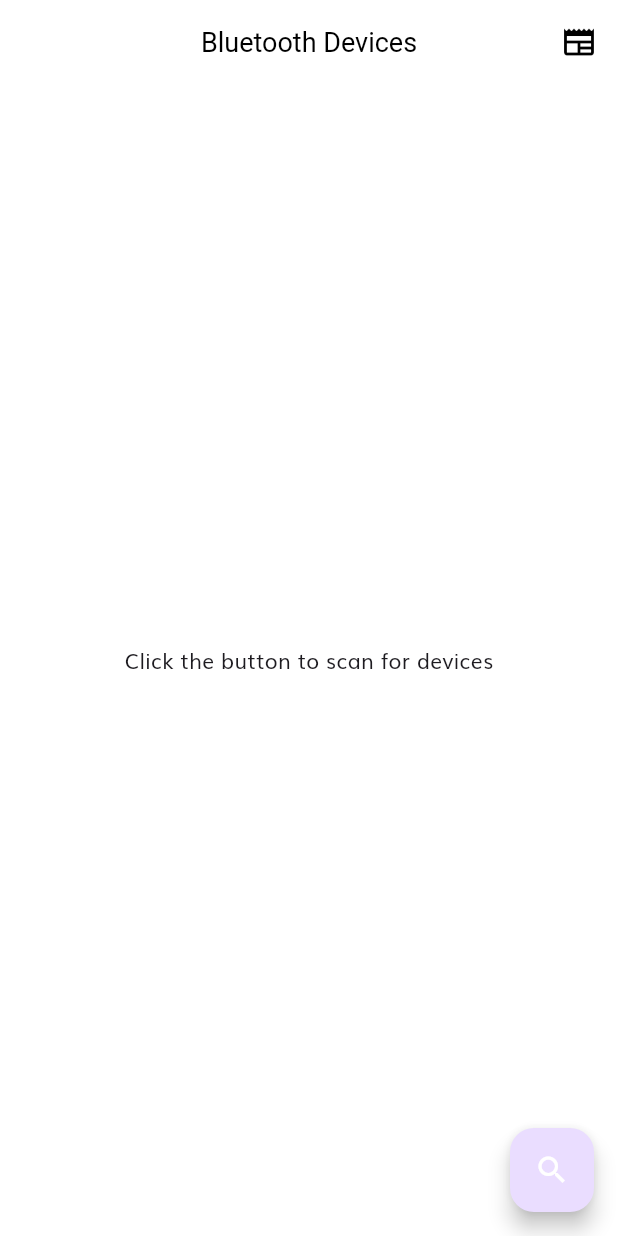
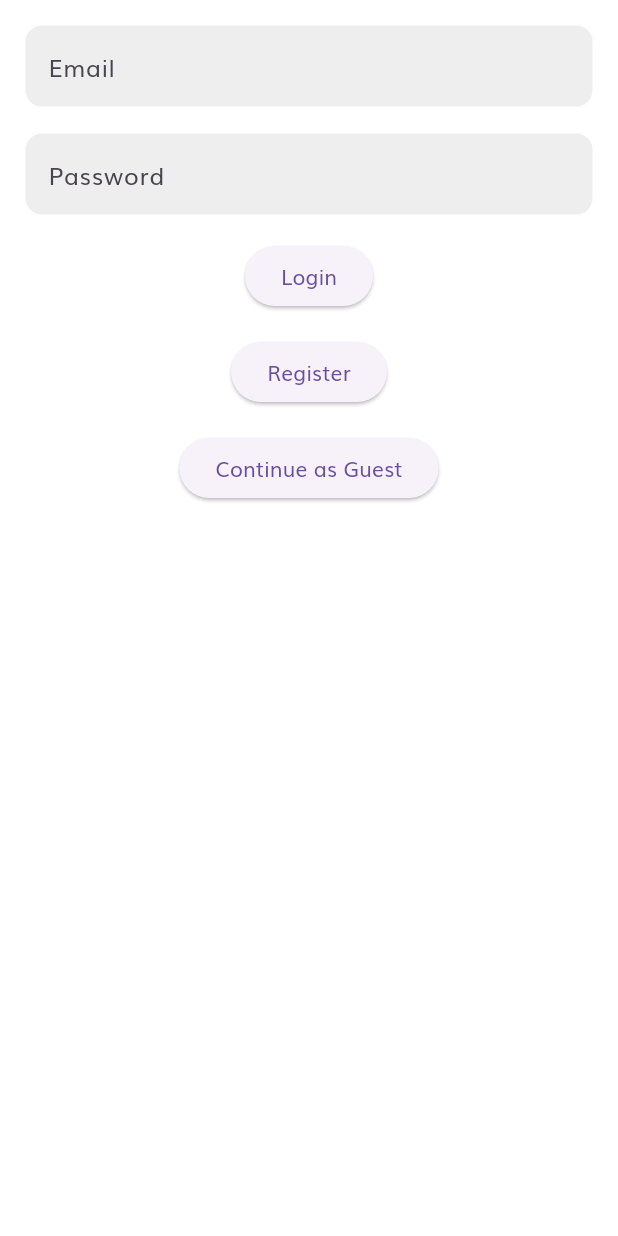
Before and after one commit to 44r0nqtp2t43vr/my_playground, a Flutter app: the screen it shows after launch, on a phone screen of 412 x 824 dp. Run offline on Flutter 3.47's test engine with Material 3 defaults, Android fonts, the phone set to English and light mode, and no system bars; our stand-ins replace cached_network_image, dio, equatable, firebase_auth, firebase_core, floor and 9 more; accounts and stored records are empty; generated files the repository leaves out were written again.

Commit message:
added firebase auth, login and register

```diff
--- a/lib/config/routes/routes.dart
+++ b/lib/config/routes/routes.dart
@@ -2,6 +2,8 @@ import 'package:flutter/material.dart';
 import 'package:flutter_blue/flutter_blue.dart';
 import 'package:my_playground/features/bluetooth_connect/presentation/pages/view_devices/view_devices.dart';
 import 'package:my_playground/features/bluetooth_connect/presentation/pages/view_services.dart/view_services.dart';
+import 'package:my_playground/features/user/presentation/pages/login/login_screen.dart';
+import 'package:my_playground/features/user/presentation/pages/register/register_screen.dart';
 
 import '../../features/daily_news/domain/entities/article.dart';
 import '../../features/daily_news/presentation/pages/article_detail/article_detail.dart';
@@ -12,7 +14,13 @@ class AppRoutes {
   static Route onGenerateRoutes(RouteSettings settings) {
     switch (settings.name) {
       case '/':
-        return _materialRoute(const ViewDevices());
+        return _materialRoute(const LoginScreen());
+
+      case '/Login':
+        return _materialRoute(const LoginScreen());
+
+      case '/Register':
+        return _materialRoute(const RegisterScreen());
 
       case '/ViewDevices':
         return _materialRoute(const ViewDevices());
@@ -32,7 +40,7 @@ class AppRoutes {
         return _materialRoute(const SavedArticles());
 
       default:
-        return _materialRoute(const ViewDevices());
+        return _materialRoute(const LoginScreen());
     }
   }
 
--- /dev/null
+++ b/lib/features/user/presentation/pages/login/login_screen.dart
@@ -0,0 +1,82 @@
+import 'package:firebase_auth/firebase_auth.dart';
+import 'package:flutter/material.dart';
+import 'package:my_playground/features/user/presentation/widgets/button.dart';
+import 'package:my_playground/features/user/presentation/widgets/text_input.dart';
+
+class LoginScreen extends StatefulWidget {
+  const LoginScreen({super.key});
+
+  @override
+  State<LoginScreen> createState() => _LoginScreenState();
+}
+
+class _LoginScreenState extends State<LoginScreen> {
+  final TextEditingController _emailController = TextEditingController();
+  final TextEditingController _passwordController = TextEditingController();
+
+  @override
+  void dispose() {
+    super.dispose();
+    _emailController.dispose();
+    _passwordController.dispose();
+  }
+
+  Future signIn(String email, String password) async {
+    await FirebaseAuth.instance.signInWithEmailAndPassword(
+      email: email,
+      password: password,
+    );
+  }
+
+  @override
+  Widget build(BuildContext context) {
+    return Scaffold(
+      body: SingleChildScrollView(
+        child: Column(
+          children: [
+            const SizedBox(height: 16.0),
+            TextInput(
+              controller: _emailController,
+              hintText: 'Email',
+            ),
+            const SizedBox(height: 16.0),
+            TextInput(
+              controller: _passwordController,
+              hintText: 'Password',
+            ),
+            const SizedBox(height: 16.0),
+            Button(
+              onPressed: () => _onLoginButtonPressed(context),
+              text: 'Login',
+            ),
+            const SizedBox(height: 16.0),
+            Button(
+              onPressed: () => _onRegisterViewTapped(context),
+              text: 'Register',
+            ),
+            const SizedBox(height: 16.0),
+            Button(
+              onPressed: () => _onContinueViewTapped(context),
+              text: 'Continue as Guest',
+            ),
+            const SizedBox(height: 16.0),
+          ],
+        ),
+      ),
+    );
+  }
+
+  void _onLoginButtonPressed(BuildContext context) {
+    signIn(_emailController.text.trim(), _passwordController.text.trim()).then(
+      (value) => Navigator.pushNamed(context, '/ViewDevices'),
+    );
+  }
+
+  void _onRegisterViewTapped(BuildContext context) {
+    Navigator.pushNamed(context, '/Register');
+  }
+
+  void _onContinueViewTapped(BuildContext context) {
+    Navigator.pushNamed(context, '/ViewDevices');
+  }
+}
--- /dev/null
+++ b/lib/features/user/presentation/widgets/button.dart
@@ -0,0 +1,20 @@
+import 'package:flutter/material.dart';
+
+class Button extends StatelessWidget {
+  final String text;
+  final Function() onPressed;
+
+  const Button({
+    super.key,
+    required this.text,
+    required this.onPressed,
+  });
+
+  @override
+  Widget build(BuildContext context) {
+    return ElevatedButton(
+      onPressed: onPressed,
+      child: Text(text),
+    );
+  }
+}
--- /dev/null
+++ b/lib/features/user/presentation/widgets/text_input.dart
@@ -0,0 +1,35 @@
+import 'package:flutter/material.dart';
+
+class TextInput extends StatelessWidget {
+  final TextEditingController controller;
+  final String? hintText;
+
+  const TextInput({
+    super.key,
+    required this.controller,
+    this.hintText,
+  });
+
+  @override
+  Widget build(BuildContext context) {
+    return Padding(
+      padding: const EdgeInsets.symmetric(horizontal: 16.0),
+      child: TextField(
+        controller: controller,
+        decoration: InputDecoration(
+          enabledBorder: OutlineInputBorder(
+            borderSide: const BorderSide(color: Colors.white),
+            borderRadius: BorderRadius.circular(12),
+          ),
+          focusedBorder: OutlineInputBorder(
+            borderSide: const BorderSide(color: Colors.deepPurple),
+            borderRadius: BorderRadius.circular(12),
+          ),
+          hintText: hintText,
+          fillColor: Colors.grey[200],
+          filled: true,
+        ),
+      ),
+    );
+  }
+}
--- a/lib/main.dart
+++ b/lib/main.dart
@@ -1,11 +1,13 @@
+import 'package:firebase_core/firebase_core.dart';
 import 'package:flutter/material.dart';
 import 'package:my_playground/config/routes/routes.dart';
 import 'package:my_playground/config/theme/app_themes.dart';
-import 'package:my_playground/features/bluetooth_connect/presentation/pages/view_devices/view_devices.dart';
+import 'package:my_playground/features/user/presentation/pages/login/login_screen.dart';
 import 'package:my_playground/injection_container.dart';
 
 Future<void> main() async {
   WidgetsFlutterBinding.ensureInitialized();
+  await Firebase.initializeApp();
   await initializeDependencies();
   runApp(const MainApp());
 }
@@ -26,7 +28,7 @@ class MainApp extends StatelessWidget {
     return MaterialApp(
       theme: theme(),
       onGenerateRoute: AppRoutes.onGenerateRoutes,
-      home: const ViewDevices(),
+      home: const LoginScreen(),
     );
   }
 }
--- a/pubspec.yaml
+++ b/pubspec.yaml
@@ -54,6 +54,12 @@ dependencies:
   # permissions
   permission_handler: ^11.1.0
 
+  # firebase
+  firebase_core: ^2.24.2
+
+  # firebase auth
+  firebase_auth: ^4.16.0
+
 dev_dependencies:
   flutter_test:
     sdk: flutter
```
Also changed, not shown: lib/features/bluetooth_connect/presentation/pages/view_devices/view_devices.dart (+19 -0 lines), lib/features/user/presentation/pages/register/register_screen.dart (added, +87 -0 lines), pubspec.lock, 6 other files.
